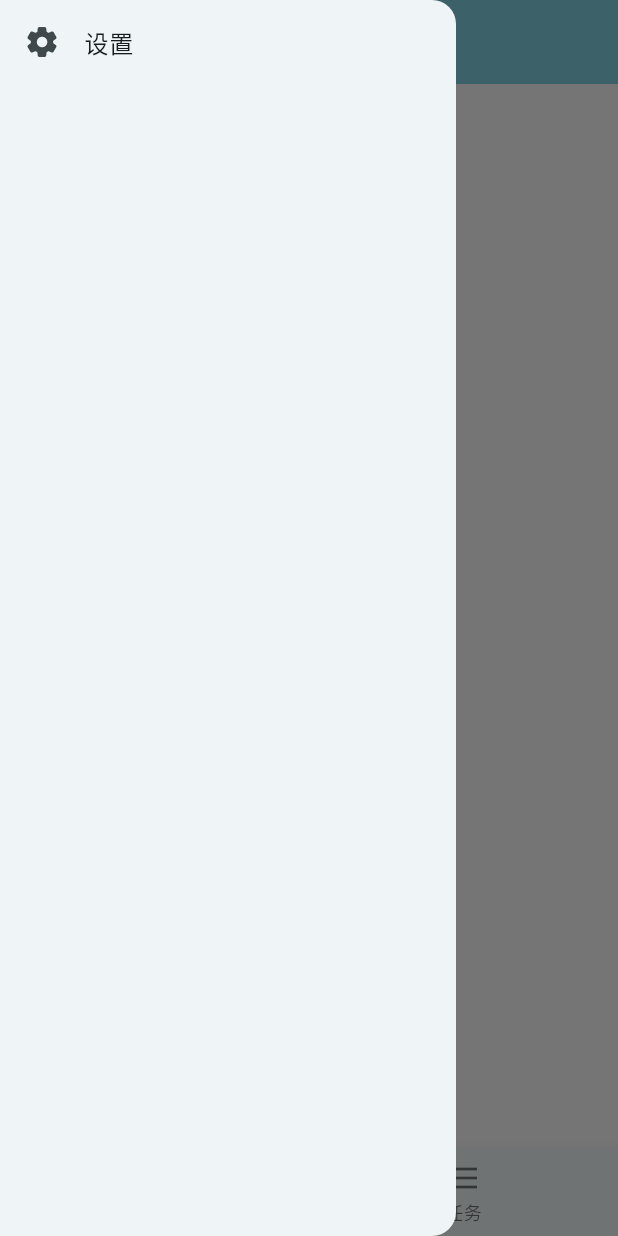
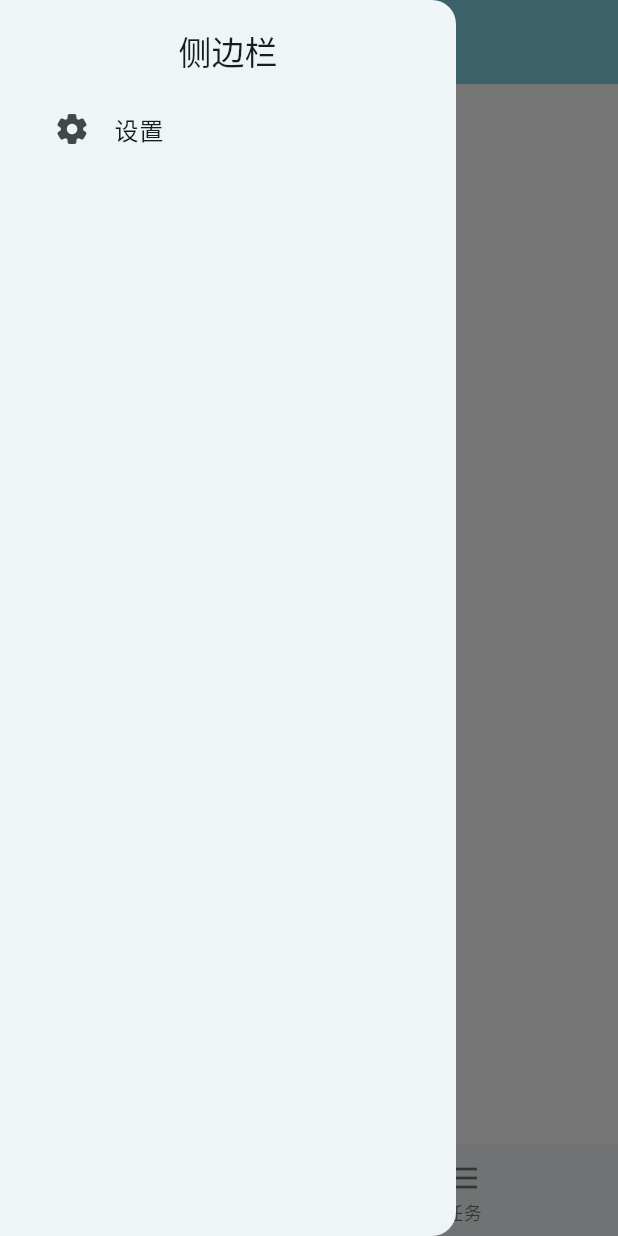
Before and after one commit to Acer-482/concise_note_pad, a Flutter app: the screen it shows after launch, with the side drawer open, on a phone screen of 412 x 824 dp. Run offline on Flutter 3.47's test engine with Material 3 defaults, Android fonts, the phone set to English and light mode, and no system bars; our stand-ins replace flutter_colorpicker, flutter_slidable, toastification.

```diff
--- a/lib/main.dart
+++ b/lib/main.dart
@@ -41,6 +41,7 @@ class MainApp extends StatelessWidget {
     if (!await loadSettings()) {
       await saveSettings(); // 保存默认设置
     }
+    settings.addListener(() => saveSettings()); // 更改后保存
   }
 
   /// 加载设置
--- a/lib/page/main_page.dart
+++ b/lib/page/main_page.dart
@@ -127,10 +127,17 @@ class _MainPageState extends State<MainPage> {
   // 构建抽屉
   Widget? _buildDrawer(int mode) {
     return Drawer(
+      child: Padding(
+        padding: EdgeInsetsGeometry.all(20), // 内边距
         child: Column(
           mainAxisAlignment: MainAxisAlignment.start,
+          spacing: 10, // 组件距离
           children: [
-          // DrawerHeader(child: Text('侧边栏')),
+            // DrawerHeader(
+            //   decoration: BoxDecoration(borderRadius: BorderRadius.circular(10)),
+            //   child: Text('侧边栏', style: Theme.of(context).textTheme.titleLarge),
+            // ),
+            Text('侧边栏', style: Theme.of(context).textTheme.titleLarge),
             ListTile(
               leading: const Icon(Icons.settings_rounded),
               title: Text('设置'),
@@ -139,6 +146,7 @@ class _MainPageState extends State<MainPage> {
               ).push(MaterialPageRoute(builder: (context) => SettingsPage())),
             ),
           ],
+        ),
       ),
     ); // 抽屉
   }
```
Lines whose indentation alone changed are shown as unchanged.
